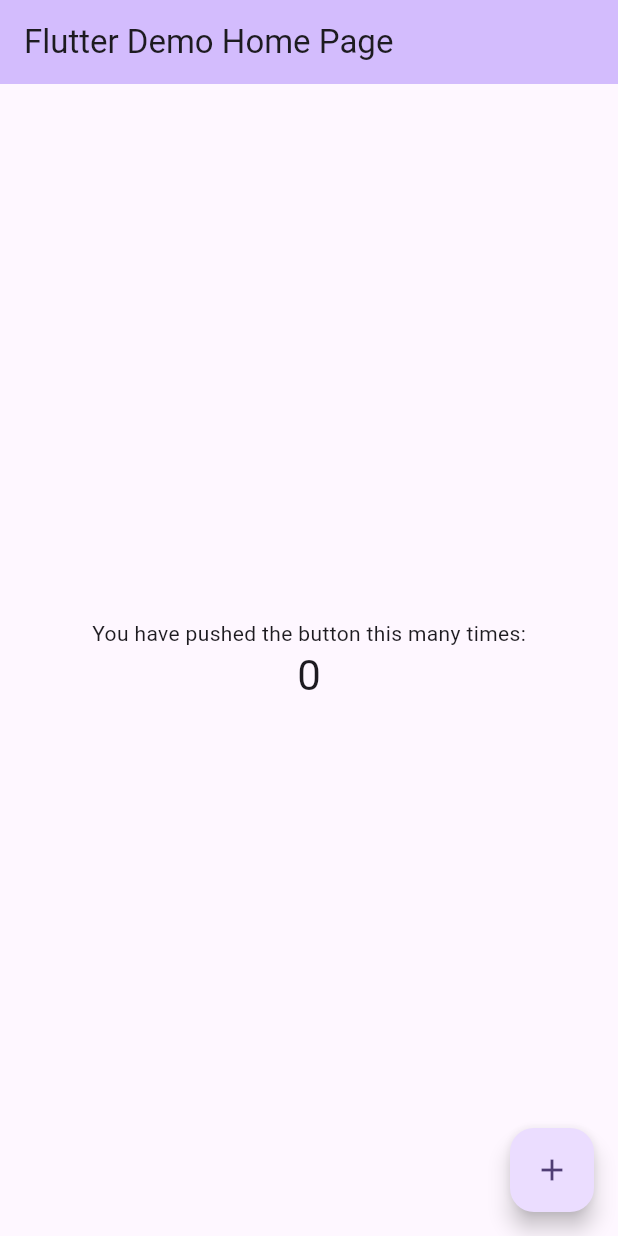
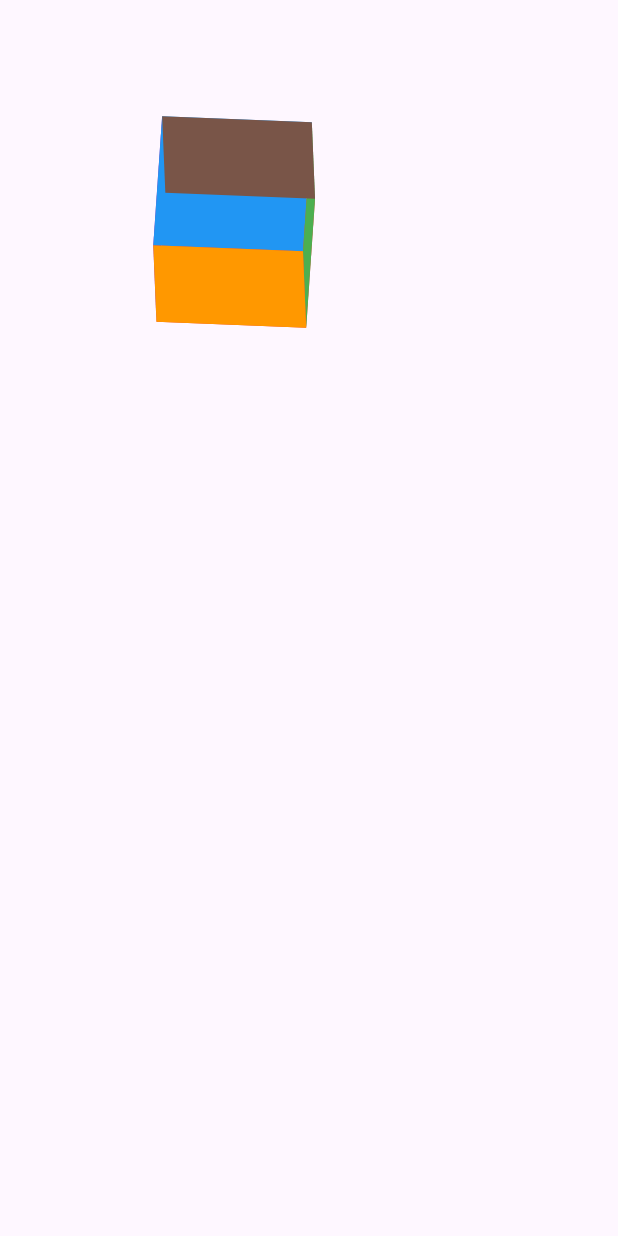
Before and after one commit to Rasib03/Flutter, a Flutter app: the screen it shows after launch, on a phone screen of 412 x 824 dp. Run offline on Flutter 3.47's test engine with Material 3 defaults, Android fonts, the light colour scheme and no system bars.

Commit message:
Cube animation

```diff
--- a/Animations/hero_animation/lib/main.dart
+++ b/Animations/hero_animation/lib/main.dart
@@ -1,125 +1,183 @@
+import 'dart:math' show pi;
 import 'package:flutter/material.dart';
+// ignore: depend_on_referenced_packages
+import 'package:vector_math/vector_math_64.dart' show Vector3;
 
 void main() {
-  runApp(const MyApp());
+  runApp(
+    const App(),
+  );
 }
 
-class MyApp extends StatelessWidget {
-  const MyApp({super.key});
+class App extends StatelessWidget {
+  const App({
+    Key? key,
+  }) : super(key: key);
 
-  // This widget is the root of your application.
   @override
   Widget build(BuildContext context) {
     return MaterialApp(
-      title: 'Flutter Demo',
-      theme: ThemeData(
-        // This is the theme of your application.
-        //
-        // TRY THIS: Try running your application with "flutter run". You'll see
-        // the application has a purple toolbar. Then, without quitting the app,
-        // try changing the seedColor in the colorScheme below to Colors.green
-        // and then invoke "hot reload" (save your changes or press the "hot
-        // reload" button in a Flutter-supported IDE, or press "r" if you used
-        // the command line to start the app).
-        //
-        // Notice that the counter didn't reset back to zero; the application
-        // state is not lost during the reload. To reset the state, use hot
-        // restart instead.
-        //
-        // This works for code too, not just values: Most code changes can be
-        // tested with just a hot reload.
-        colorScheme: ColorScheme.fromSeed(seedColor: Colors.deepPurple),
-        useMaterial3: true,
-      ),
-      home: const MyHomePage(title: 'Flutter Demo Home Page'),
+      theme: ThemeData(brightness: Brightness.dark),
+      darkTheme: ThemeData(brightness: Brightness.light),
+      themeMode: ThemeMode.dark,
+      debugShowCheckedModeBanner: false,
+      debugShowMaterialGrid: false,
+      home: const HomePage(),
     );
   }
 }
 
-class MyHomePage extends StatefulWidget {
-  const MyHomePage({super.key, required this.title});
+const widthAndHeight = 100.0;
 
-  // This widget is the home page of your application. It is stateful, meaning
-  // that it has a State object (defined below) that contains fields that affect
-  // how it looks.
-
-  // This class is the configuration for the state. It holds the values (in this
-  // case the title) provided by the parent (in this case the App widget) and
-  // used by the build method of the State. Fields in a Widget subclass are
-  // always marked "final".
-
-  final String title;
+class HomePage extends StatefulWidget {
+  const HomePage({Key? key}) : super(key: key);
 
   @override
-  State<MyHomePage> createState() => _MyHomePageState();
+  State<HomePage> createState() => _HomePageState();
 }
 
-class _MyHomePageState extends State<MyHomePage> {
-  int _counter = 0;
+class _HomePageState extends State<HomePage> with TickerProviderStateMixin {
+  late AnimationController _xController;
+  late AnimationController _yController;
+  late AnimationController _zController;
+  late Tween<double> _animation;
 
-  void _incrementCounter() {
-    setState(() {
-      // This call to setState tells the Flutter framework that something has
-      // changed in this State, which causes it to rerun the build method below
-      // so that the display can reflect the updated values. If we changed
-      // _counter without calling setState(), then the build method would not be
-      // called again, and so nothing would appear to happen.
-      _counter++;
-    });
+  @override
+  void initState() {
+    super.initState();
+
+    _xController = AnimationController(
+      vsync: this,
+      duration: const Duration(seconds: 20),
+    );
+
+    _yController = AnimationController(
+      vsync: this,
+      duration: const Duration(seconds: 30),
+    );
+
+    _zController = AnimationController(
+      vsync: this,
+      duration: const Duration(seconds: 40),
+    );
+
+    _animation = Tween<double>(
+      begin: 0,
+      end: pi * 2,
+    );
+  }
+
+  @override
+  void dispose() {
+    _xController.dispose();
+    _yController.dispose();
+    _zController.dispose();
+    super.dispose();
   }
 
   @override
   Widget build(BuildContext context) {
-    // This method is rerun every time setState is called, for instance as done
-    // by the _incrementCounter method above.
-    //
-    // The Flutter framework has been optimized to make rerunning build methods
-    // fast, so that you can just rebuild anything that needs updating rather
-    // than having to individually change instances of widgets.
+    _xController
+      ..reset()
+      ..repeat();
+
+    _yController
+      ..reset()
+      ..repeat();
+
+    _zController
+      ..reset()
+      ..repeat();
+
     return Scaffold(
-      appBar: AppBar(
-        // TRY THIS: Try changing the color here to a specific color (to
-        // Colors.amber, perhaps?) and trigger a hot reload to see the AppBar
-        // change color while the other colors stay the same.
-        backgroundColor: Theme.of(context).colorScheme.inversePrimary,
-        // Here we take the value from the MyHomePage object that was created by
-        // the App.build method, and use it to set our appbar title.
-        title: Text(widget.title),
-      ),
-      body: Center(
-        // Center is a layout widget. It takes a single child and positions it
-        // in the middle of the parent.
+      body: SafeArea(
         child: Column(
-          // Column is also a layout widget. It takes a list of children and
-          // arranges them vertically. By default, it sizes itself to fit its
-          // children horizontally, and tries to be as tall as its parent.
-          //
-          // Column has various properties to control how it sizes itself and
-          // how it positions its children. Here we use mainAxisAlignment to
-          // center the children vertically; the main axis here is the vertical
-          // axis because Columns are vertical (the cross axis would be
-          // horizontal).
-          //
-          // TRY THIS: Invoke "debug painting" (choose the "Toggle Debug Paint"
-          // action in the IDE, or press "p" in the console), to see the
-          // wireframe for each widget.
-          mainAxisAlignment: MainAxisAlignment.center,
-          children: <Widget>[
-            const Text(
-              'You have pushed the button this many times:',
+          crossAxisAlignment: CrossAxisAlignment.center,
+          children: [
+            const SizedBox(
+              height: widthAndHeight,
+              width: double.infinity,
             ),
-            Text(
-              '$_counter',
-              style: Theme.of(context).textTheme.headlineMedium,
+            AnimatedBuilder(
+              animation: Listenable.merge([
+                _xController,
+                _yController,
+                _zController,
+              ]),
+              builder: (context, child) {
+                return Transform(
+                  alignment: Alignment.center,
+                  transform: Matrix4.identity()
+                    ..rotateX(_animation.evaluate(_xController))
+                    ..rotateY(_animation.evaluate(_yController))
+                    ..rotateZ(_animation.evaluate(_zController)),
+                  child: Stack(
+                    children: [
+                      // back
+                      Transform(
+                        alignment: Alignment.center,
+                        transform: Matrix4.identity()
+                          ..translate(Vector3(0, 0, -widthAndHeight)),
+                        child: Container(
+                          color: Colors.purple,
+                          width: widthAndHeight,
+                          height: widthAndHeight,
+                        ),
+                      ),
+                      // left side
+                      Transform(
+                        alignment: Alignment.centerLeft,
+                        transform: Matrix4.identity()..rotateY(pi / 2.0),
+                        child: Container(
+                          color: Colors.red,
+                          width: widthAndHeight,
+                          height: widthAndHeight,
+                        ),
+                      ),
+                      // left side
+                      Transform(
+                        alignment: Alignment.centerRight,
+                        transform: Matrix4.identity()..rotateY(-pi / 2.0),
+                        child: Container(
+                          color: Colors.blue,
+                          width: widthAndHeight,
+                          height: widthAndHeight,
+                        ),
+                      ),
+                      // front
+                      Container(
+                        color: Colors.green,
+                        width: widthAndHeight,
+                        height: widthAndHeight,
+                      ),
+                      // top side
+                      Transform(
+                        alignment: Alignment.topCenter,
+                        transform: Matrix4.identity()..rotateX(-pi / 2.0),
+                        child: Container(
+                          color: Colors.orange,
+                          width: widthAndHeight,
+                          height: widthAndHeight,
+                        ),
+                      ),
+                      // bottom side
+                      Transform(
+                        alignment: Alignment.bottomCenter,
+                        transform: Matrix4.identity()..rotateX(pi / 2.0),
+                        child: Container(
+                          color: Colors.brown,
+                          width: widthAndHeight,
+                          height: widthAndHeight,
+                        ),
+                      ),
+                    ],
+                  ),
+                );
+              },
             ),
           ],
         ),
       ),
-      floatingActionButton: FloatingActionButton(
-        onPressed: _incrementCounter,
-        tooltip: 'Increment',
-        child: const Icon(Icons.add),
-      ), // This trailing comma makes auto-formatting nicer for build methods.
     );
   }
 }
--- a/Animations/hero_animation/pubspec.yaml
+++ b/Animations/hero_animation/pubspec.yaml
@@ -59,9 +59,9 @@
   uses-material-design: true
 
   # To add assets to your application, add an assets section, like this:
-  # assets:
-  #   - images/a_dot_burr.jpeg
-  #   - images/a_dot_ham.jpeg
+  assets:
+    - assets/
+
 
   # An image asset can refer to one or more resolution-specific "variants", see
   # https://flutter.dev/assets-and-images/#resolution-aware
```
Also changed, not shown: Animations/hero_animation/assets/happyFace.png (added), Animations/hero_animation/assets/smilyFace.png (added).
